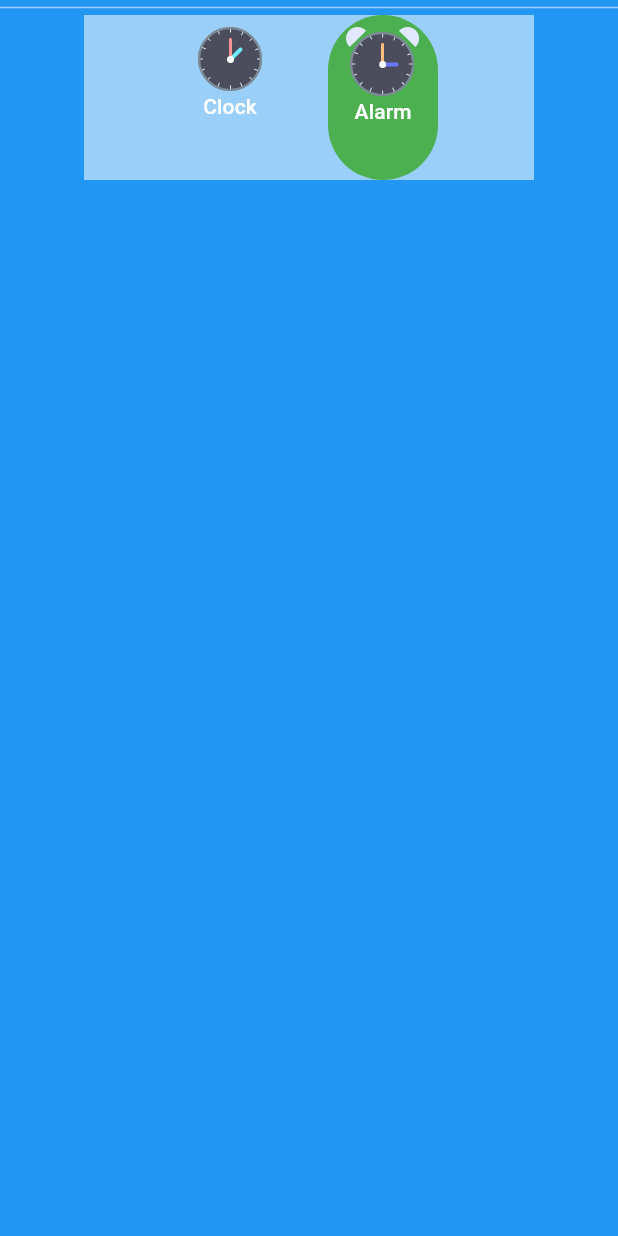
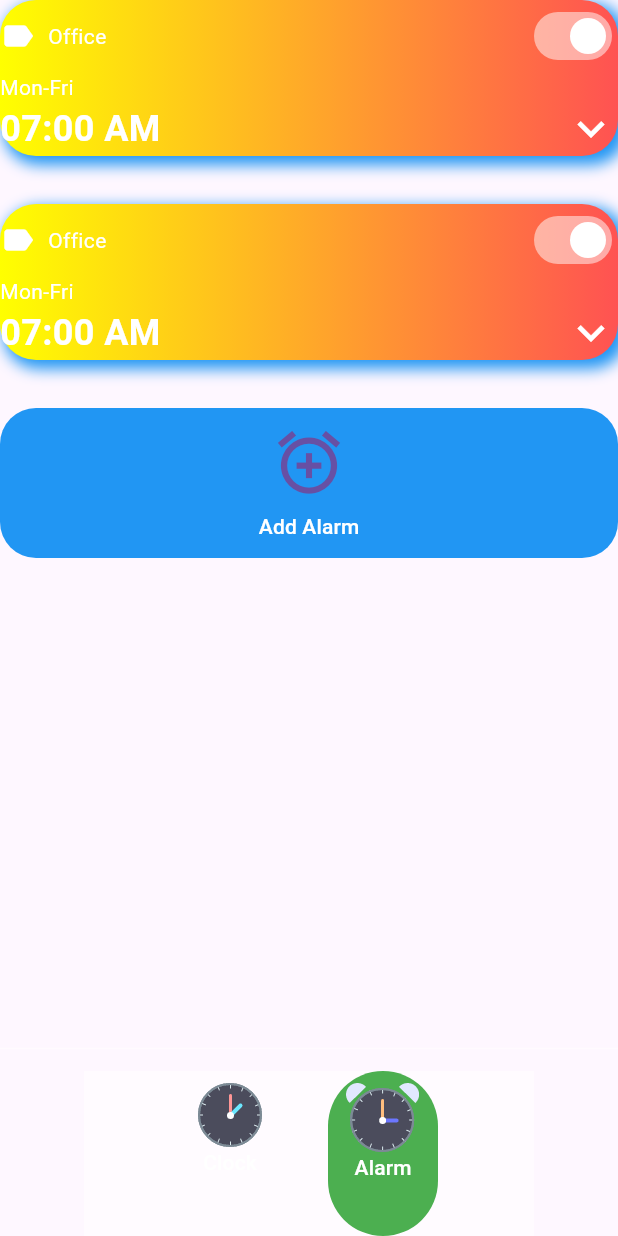
Before and after one commit to Dani-abera/Flutter-clock-and-alarm-AI-project, a Flutter app: the screen it shows after launch, after a tap on "Clock", after a tap on "Alarm", on a phone screen of 412 x 824 dp. Run offline on Flutter 3.47's test engine with Material 3 defaults, Android fonts, the light colour scheme and no system bars; our stand-ins replace flutter_local_notifications.

Commit message:
Episode 6 commite

```diff
--- /dev/null
+++ b/lib/alarm_info.dart
@@ -0,0 +1,9 @@
+import 'package:flutter/material.dart';
+
+class AlarmInfo {
+  DateTime? alarmDateTime;
+  String? description;
+  bool? isActive;
+
+  AlarmInfo(this.alarmDateTime, {this.description});
+}
--- /dev/null
+++ b/lib/alarmpage.dart
@@ -0,0 +1,172 @@
+import 'package:flutter/material.dart';
+import 'package:flutter_local_notifications/flutter_local_notifications.dart';
+
+import 'data.dart';
+import 'main.dart';
+
+class AlarmPage extends StatefulWidget {
+  const AlarmPage({super.key});
+
+  @override
+  State<AlarmPage> createState() => _AlarmPageState();
+}
+
+class _AlarmPageState extends State<AlarmPage> {
+  @override
+  Widget build(BuildContext context) {
+    return Container(
+      child: Expanded(
+        child: ListView(
+          children: alarms.map<Widget>((alarm) {
+            return Container(
+              margin: const EdgeInsets.only(bottom: 32),
+              decoration: const BoxDecoration(
+                gradient: LinearGradient(
+                  colors: [Colors.yellowAccent, Colors.redAccent],
+                  begin: Alignment.centerLeft,
+                  end: Alignment.centerRight,
+                ),
+                boxShadow: [
+                  BoxShadow(
+                      color: Colors.blue,
+                      blurRadius: 8,
+                      spreadRadius: 2,
+                      offset: Offset(4, 4)),
+                ],
+                borderRadius: BorderRadius.all(Radius.circular(24)),
+              ),
+              child: Column(
+                crossAxisAlignment: CrossAxisAlignment.start,
+                children: [
+                  Row(
+                    mainAxisAlignment: MainAxisAlignment.spaceBetween,
+                    children: [
+                      Row(
+                        children: [
+                          Icon(
+                            Icons.label,
+                            color: Colors.white,
+                            size: 24,
+                          ),
+                          SizedBox(
+                            width: 8,
+                          ),
+                          Text(
+                            'Office',
+                            style: TextStyle(
+                              color: Colors.white,
+                            ),
+                          )
+                        ],
+                      ),
+                      Switch(
+                        value: true,
+                        onChanged: (bool value) {},
+                        activeColor: Colors.white,
+                      )
+                    ],
+                  ),
+                  Text(
+                    'Mon-Fri',
+                    style: TextStyle(
+                      color: Colors.white,
+                    ),
+                  ),
+                  Row(
+                    mainAxisAlignment: MainAxisAlignment.spaceBetween,
+                    children: [
+                      Text(
+                        '07:00 AM',
+                        style: TextStyle(
+                            color: Colors.white,
+                            fontSize: 24,
+                            fontWeight: FontWeight.w700),
+                      ),
+                      Icon(
+                        Icons.keyboard_arrow_down,
+                        size: 36,
+                        color: Colors.white,
+                      )
+                    ],
+                  ),
+                ],
+              ),
+            );
+          }).followedBy(<Widget>[
+            Container(
+              decoration: BoxDecoration(
+                borderRadius: BorderRadius.all(Radius.circular(24)),
+                color: Colors.blue,
+              ),
+              height: 100,
+              child: TextButton(
+                onPressed: () {
+                  scheduleAlarm();
+                },
+                child: Column(
+                  mainAxisAlignment: MainAxisAlignment.center,
+                  children: [
+                    Icon(
+                      Icons.add_alarm_sharp,
+                      size: 50,
+                    ),
+                    SizedBox(
+                      height: 8,
+                    ),
+                    Text(
+                      'Add Alarm',
+                      style: TextStyle(
+                        color: Colors.white,
+                      ),
+                    )
+                  ],
+                ),
+              ),
+            ),
+
+          ]).toList(),
+        ),
+      ),
+    );
+  }
+
+
+  Future<void> scheduleAlarm() async {
+    // Schedule notification 10 seconds from now
+    var scheduledNotificationTime = DateTime.now().add(Duration(seconds: 10));
+
+    // Create Android notification details with a valid icon reference
+    var androidPlatformChannelSpecifics = AndroidNotificationDetails(
+      'alarm_notif',
+      'Alarm Notification', // More descriptive channel name
+      channelDescription: 'Channel for Alarm notification',
+      icon: '@mipmap/ic_launcher',
+      // Assuming the image is named 'ic_alarm.png' in drawable
+      sound: RawResourceAndroidNotificationSound('a_long_cold_string'),
+      // String literal
+      largeIcon: DrawableResourceAndroidBitmap(
+          '@mipmap/ic_launcher'), // Assuming the image exists
+    );
+
+    // Create iOS notification details with a valid sound file path
+    var iosPlatformChannelSpecifics = DarwinNotificationDetails(
+      sound: 'a_long_cold_string.wav',
+      // Assuming the sound file is added to your Xcode project
+      presentAlert: true,
+      presentBadge: true,
+      presentSound: true,
+    );
+
+    // Combine platform-specific details for notification
+    var platformChannelSpecifics = NotificationDetails(
+        android: androidPlatformChannelSpecifics,
+        iOS: iosPlatformChannelSpecifics);
+
+    // Schedule the notification with a title and body
+    await flutterLocalNotificationsPlugin.show(
+        0,
+        'Alarm Notification', // Set a title for the notification
+        'Alarm triggered!', // Set a body for the notification
+        platformChannelSpecifics);
+  }
+}
--- a/lib/data.dart
+++ b/lib/data.dart
@@ -1,6 +1,7 @@
 
 
 
+import 'alarm_info.dart';
 import 'enums.dart';
 import 'menu_info.dart';
 
@@ -10,7 +11,7 @@ List<MenuInfo> menuItems = [
 
 ];
 
-// List<AlarmInfo> alarms = [
-//   AlarmInfo(DateTime.now().add(Duration(hours: 1)), description: 'Office'),
-//   AlarmInfo(DateTime.now().add(Duration(hours: 2)), description: 'Sport'),
-// ];
+List<AlarmInfo> alarms = [
+  AlarmInfo(DateTime.now().add(Duration(hours: 1)), description: 'Office'),
+  AlarmInfo(DateTime.now().add(Duration(hours: 2)), description: 'Sport'),
+];
--- a/lib/homepage.dart
+++ b/lib/homepage.dart
@@ -6,6 +6,7 @@ import 'package:flutter_ai_clock_project/menu_info.dart';
 import 'package:intl/intl.dart';
 import 'package:provider/provider.dart';
 
+import 'alarmpage.dart';
 import 'clock_view.dart';
 import 'data.dart';
 
@@ -49,16 +50,18 @@ class _HomepageState extends State<HomePage> {
     double screenHeight = MediaQuery.of(context).size.height;
 
     return Scaffold(
-      backgroundColor: Colors.blue,
+      //backgroundColor: Colors.blue,
       body: SafeArea(
         child: Column(
           children: [
             Consumer<MenuInfo>(
               builder: (BuildContext context, MenuInfo value, Widget? child) {
-                if (value.menuType != MenuType.clock) return Container();
+                if (value.menuType == MenuType.alarm) return AlarmPage();
                 return Column(
                   children: [
-                    SizedBox(height: 25,),
+                    SizedBox(
+                      height: 25,
+                    ),
                     Container(
                       alignment: Alignment.center,
                       color: Colors.blue,
@@ -76,7 +79,8 @@ class _HomepageState extends State<HomePage> {
                       decoration: BoxDecoration(
                         color: Colors.white,
                         // Set background color
-                        border: Border.all(color: Colors.blueAccent, width: 5.0),
+                        border:
+                            Border.all(color: Colors.blueAccent, width: 5.0),
                         // Add border
                         borderRadius: BorderRadius.circular(15.0),
                         // Rounded corners
@@ -145,7 +149,8 @@ class _HomepageState extends State<HomePage> {
                                 Text(
                                   'Use 24-hour format',
                                   style: TextStyle(
-                                      fontSize: 18.0, fontWeight: FontWeight.bold),
+                                      fontSize: 18.0,
+                                      fontWeight: FontWeight.bold),
                                 ),
                                 Switch(
                                   value: true,
@@ -161,7 +166,8 @@ class _HomepageState extends State<HomePage> {
                                 ),
                               ],
                             ),
-                            const SizedBox(height: 8.0), // Add some vertical space
+                            const SizedBox(height: 8.0),
+                            // Add some vertical space
                             Text(_currentTime1),
                           ],
                         ),
@@ -170,11 +176,15 @@ class _HomepageState extends State<HomePage> {
                   ],
                 );
               },
-
             ),
-
+            SizedBox(
+              height: 10,
+            ),
             Divider(
               color: Colors.white54,
+              height: 10,
+            ),
+            SizedBox(
               height: 10,
             ),
             Container(
@@ -183,12 +193,12 @@ class _HomepageState extends State<HomePage> {
               height: 110,
               color: Colors.white54,
               child: Row(
-                mainAxisAlignment: MainAxisAlignment.center,
-                children: menuItems
-                    .map((currentMenuInfo) => buildTextButton(currentMenuInfo))
-                    .toList()),
-              ),
-
+                  mainAxisAlignment: MainAxisAlignment.center,
+                  children: menuItems
+                      .map(
+                          (currentMenuInfo) => buildTextButton(currentMenuInfo))
+                      .toList()),
+            ),
           ],
         ),
       ),
@@ -202,25 +212,28 @@ class _HomepageState extends State<HomePage> {
         builder: (BuildContext context, MenuInfo value, Widget? child) {
           return TextButton(
             style: TextButton.styleFrom(
-              backgroundColor:currentMenuInfo.menuType == value.menuType? Colors.green: Colors.transparent,),
+              backgroundColor: currentMenuInfo.menuType == value.menuType
+                  ? Colors.green
+                  : Colors.transparent,
+            ),
             onPressed: () {
               var menuInfo = Provider.of<MenuInfo>(context, listen: false);
               menuInfo.updateMenu(currentMenuInfo);
             },
             child: Column(
-
               children: [
-                Image.asset(currentMenuInfo.imageSource, scale: 1.5,),
+                Image.asset(
+                  currentMenuInfo.imageSource,
+                  scale: 1.5,
+                ),
                 Text(
                   currentMenuInfo.title ?? '',
                   style: TextStyle(color: Colors.white, fontSize: 14),
                 ),
               ],
             ),
-
           );
         },
-
       ),
     );
   }
--- a/lib/main.dart
+++ b/lib/main.dart
@@ -3,8 +3,34 @@ import 'package:flutter_ai_clock_project/menu_info.dart';
 import 'package:provider/provider.dart';
 import 'enums.dart';
 import 'homepage.dart';
+import 'package:flutter_local_notifications/flutter_local_notifications.dart';
 
-void main() {
+final FlutterLocalNotificationsPlugin flutterLocalNotificationsPlugin = FlutterLocalNotificationsPlugin();
+
+Future<void> main() async {
+  WidgetsFlutterBinding.ensureInitialized();
+
+  var initializationSettingsAndroid =
+  const AndroidInitializationSettings('@mipmap/ic_launcher');
+
+  var initializationSettingsIOS = DarwinInitializationSettings(
+      requestAlertPermission: true,
+      requestBadgePermission: true,
+      requestSoundPermission: true,
+      onDidReceiveLocalNotification:
+          (int id, String? title, String? body, String? payload) async {});
+
+  var initializationSettings = InitializationSettings(
+      android: initializationSettingsAndroid, iOS: initializationSettingsIOS);
+  await flutterLocalNotificationsPlugin.initialize(initializationSettings,
+      onDidReceiveNotificationResponse:
+          (NotificationResponse notificationResponse) async {
+        if (notificationResponse != null) {
+          debugPrint('notification payload: ' + notificationResponse.toString());
+        }
+      });
+
+
   runApp(MyApp());
 }
 
--- a/pubspec.yaml
+++ b/pubspec.yaml
@@ -37,6 +37,8 @@ dependencies:
   cupertino_icons: ^1.0.6
   intl: ^0.19.0
   provider: ^6.1.2
+  flutter_local_notifications: ^17.1.2
+  sqlite3: ^2.4.3
 
 dev_dependencies:
   flutter_test:
```
Also changed, not shown: pubspec.lock, 9 other files.
